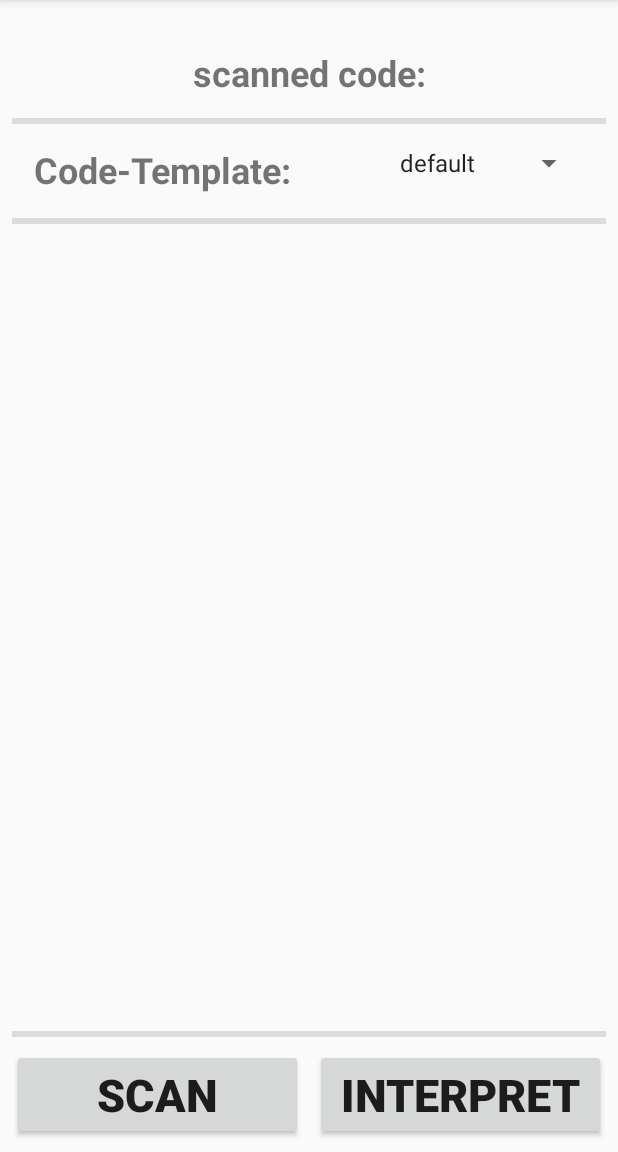
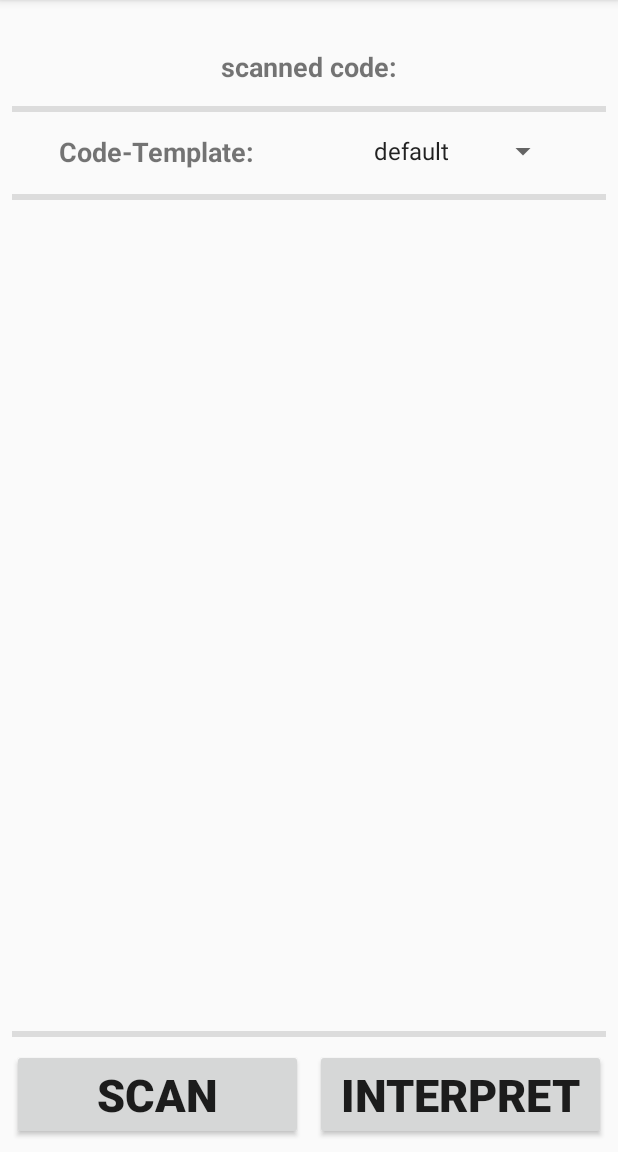
Before and after one commit to dafrwi/BarcodeInterpreter, an Android app: the screen it shows after launch (MainActivity), on a phone screen of 412 x 824 dp, the part 84-1236 px from its top. Run offline under Robolectric (Android 15) with nearby library versions, the phone set to English and light mode, and no system bars; libraries missing offline, so code that uses them is left out: com.google.zxing.integration.

Commit message:
Anzeige optimiert

```diff
--- a/app/src/main/java/com/example/barcode_interpreter/MainActivity.java
+++ b/app/src/main/java/com/example/barcode_interpreter/MainActivity.java
@@ -266,7 +266,7 @@ public class MainActivity extends AppCompatActivity {
         ArrayList<BcContent> bcContentList = new ArrayList<>();
         BcContent contentX = new BcContent("","","");
 
-        bcContentList.add(contentX);
+        // bcContentList.add(contentX);
 
         return bcContentList;
     }
--- a/app/src/main/res/layout/activity_main.xml
+++ b/app/src/main/res/layout/activity_main.xml
@@ -27,10 +27,10 @@
         android:layout_marginLeft="8dp"
         android:layout_marginTop="8dp"
         android:layout_marginRight="8dp"
+        android:fontFamily="arial"
         android:gravity="center"
-        android:fontFamily="arial"
         android:text="@string/scanned_code"
-        android:textSize="24sp"
+        android:textSize="18sp"
         android:textStyle="bold"
         app:layout_constraintLeft_toLeftOf="parent"
         app:layout_constraintRight_toRightOf="parent"
@@ -60,7 +60,7 @@
         android:layout_marginEnd="8dp"
         android:fontFamily="arial"
         android:text="@string/code_template"
-        android:textSize="24sp"
+        android:textSize="18sp"
         android:textStyle="bold"
         app:layout_constraintEnd_toStartOf="@+id/spinner"
         app:layout_constraintHorizontal_bias="0.5"
```
